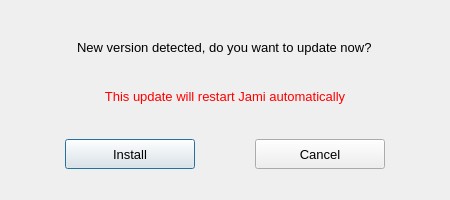
First picture: the form in updateconfirmdialog.ui, repository savoirfairelinux/jami-client-windows, before the edit.
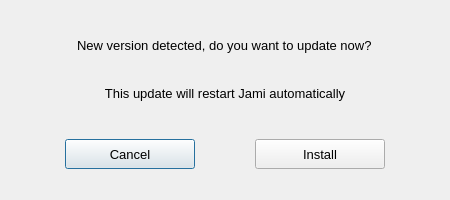
Second picture: the form after the edit.

The edit to the form file:
```diff
--- a/updateconfirmdialog.ui
+++ b/updateconfirmdialog.ui
@@ -88,7 +88,25 @@
      </property>
     </spacer>
    </item>
-   <item alignment="Qt::AlignHCenter">
+   <item>
+    <layout class="QHBoxLayout" name="horizontalLayout_2">
+     <property name="spacing">
+      <number>0</number>
+     </property>
+     <item>
+      <spacer name="horizontalSpacer_4">
+       <property name="orientation">
+        <enum>Qt::Horizontal</enum>
+       </property>
+       <property name="sizeHint" stdset="0">
+        <size>
+         <width>10</width>
+         <height>20</height>
+        </size>
+       </property>
+      </spacer>
+     </item>
+     <item>
     <widget class="QLabel" name="labelWarning">
      <property name="sizePolicy">
       <sizepolicy hsizetype="Fixed" vsizetype="Expanding">
@@ -107,17 +125,17 @@
        <pointsize>10</pointsize>
       </font>
      </property>
-     <property name="styleSheet">
-      <string notr="true">color: red;</string>
-     </property>
      <property name="text">
-      <string>This update will restart Jami automatically</string>
+        <string>&lt;html&gt;&lt;head/&gt;&lt;body&gt;&lt;p&gt;This update will restart Jami automatically&lt;/p&gt;&lt;/body&gt;&lt;/html&gt;</string>
+       </property>
+       <property name="textFormat">
+        <enum>Qt::RichText</enum>
      </property>
      <property name="alignment">
-      <set>Qt::AlignCenter</set>
+        <set>Qt::AlignHCenter|Qt::AlignTop</set>
      </property>
      <property name="wordWrap">
-      <bool>true</bool>
+        <bool>false</bool>
      </property>
      <property name="margin">
       <number>3</number>
@@ -125,6 +143,21 @@
     </widget>
    </item>
    <item>
+      <spacer name="horizontalSpacer_5">
+       <property name="orientation">
+        <enum>Qt::Horizontal</enum>
+       </property>
+       <property name="sizeHint" stdset="0">
+        <size>
+         <width>10</width>
+         <height>20</height>
+        </size>
+       </property>
+      </spacer>
+     </item>
+    </layout>
+   </item>
+   <item>
     <spacer name="verticalSpacer_2">
      <property name="orientation">
       <enum>Qt::Vertical</enum>
@@ -167,6 +200,49 @@
        </property>
       </spacer>
      </item>
+     <item>
+      <widget class="QPushButton" name="updateCancelBtn">
+       <property name="sizePolicy">
+        <sizepolicy hsizetype="Minimum" vsizetype="Fixed">
+         <horstretch>0</horstretch>
+         <verstretch>0</verstretch>
+        </sizepolicy>
+       </property>
+       <property name="minimumSize">
+        <size>
+         <width>130</width>
+         <height>30</height>
+        </size>
+       </property>
+       <property name="font">
+        <font>
+         <pointsize>10</pointsize>
+        </font>
+       </property>
+       <property name="toolTip">
+        <string>Cancel Update</string>
+       </property>
+       <property name="styleSheet">
+        <string notr="true"/>
+       </property>
+       <property name="text">
+        <string>Cancel</string>
+       </property>
+      </widget>
+     </item>
+     <item>
+      <spacer name="horizontalSpacer_3">
+       <property name="orientation">
+        <enum>Qt::Horizontal</enum>
+       </property>
+       <property name="sizeHint" stdset="0">
+        <size>
+         <width>40</width>
+         <height>20</height>
+        </size>
+       </property>
+      </spacer>
+     </item>
      <item>
       <widget class="QPushButton" name="updateAcceptBtn">
        <property name="sizePolicy">
@@ -203,49 +279,6 @@
        </property>
       </widget>
      </item>
-     <item>
-      <spacer name="horizontalSpacer_3">
-       <property name="orientation">
-        <enum>Qt::Horizontal</enum>
-       </property>
-       <property name="sizeHint" stdset="0">
-        <size>
-         <width>40</width>
-         <height>20</height>
-        </size>
-       </property>
-      </spacer>
-     </item>
-     <item>
-      <widget class="QPushButton" name="updateCancelBtn">
-       <property name="sizePolicy">
-        <sizepolicy hsizetype="Minimum" vsizetype="Fixed">
-         <horstretch>0</horstretch>
-         <verstretch>0</verstretch>
-        </sizepolicy>
-       </property>
-       <property name="minimumSize">
-        <size>
-         <width>130</width>
-         <height>30</height>
-        </size>
-       </property>
-       <property name="font">
-        <font>
-         <pointsize>10</pointsize>
-        </font>
-       </property>
-       <property name="toolTip">
-        <string>Cancel Update</string>
-       </property>
-       <property name="styleSheet">
-        <string notr="true"/>
-       </property>
-       <property name="text">
-        <string>Cancel</string>
-       </property>
-      </widget>
-     </item>
      <item>
       <spacer name="horizontalSpacer_2">
        <property name="orientation">
```
Lines whose indentation alone changed are shown as unchanged.
